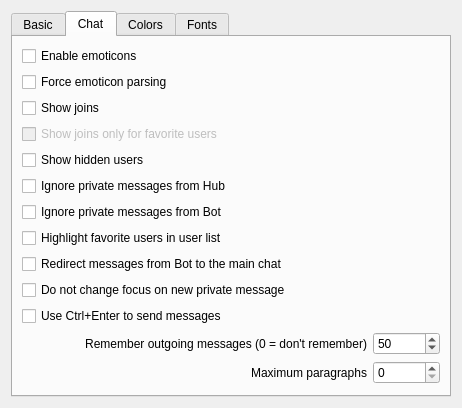
Above: eiskaltdcpp/ui/UISettingsGUI.ui from eiskaltdcpp/eiskaltdcpp before the change. Below: the same form after it.
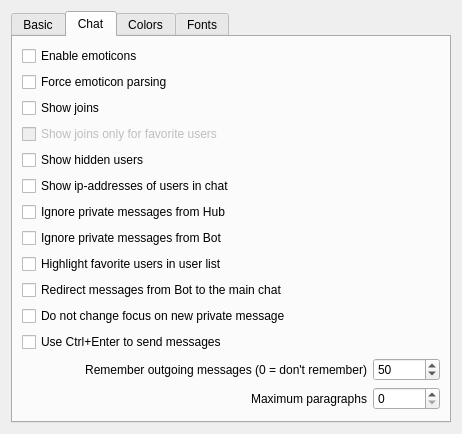
That is the form after the change. The open tabs and pages were chosen to show the change. Custom widgets are drawn as their Qt base class.

```diff
--- a/eiskaltdcpp/ui/UISettingsGUI.ui
+++ b/eiskaltdcpp/ui/UISettingsGUI.ui
@@ -7,7 +7,7 @@
     <x>0</x>
     <y>0</y>
     <width>462</width>
-    <height>391</height>
+    <height>408</height>
    </rect>
   </property>
   <property name="windowTitle">
@@ -241,6 +241,13 @@
          </property>
         </widget>
        </item>
+       <item>
+        <widget class="QCheckBox" name="checkBox_CHAT_SHOW_IP">
+         <property name="text">
+          <string>Show ip-addresses of users in chat</string>
+         </property>
+        </widget>
+       </item>
        <item>
         <widget class="QCheckBox" name="checkBox_IGNOREPMHUB">
          <property name="text">
```
